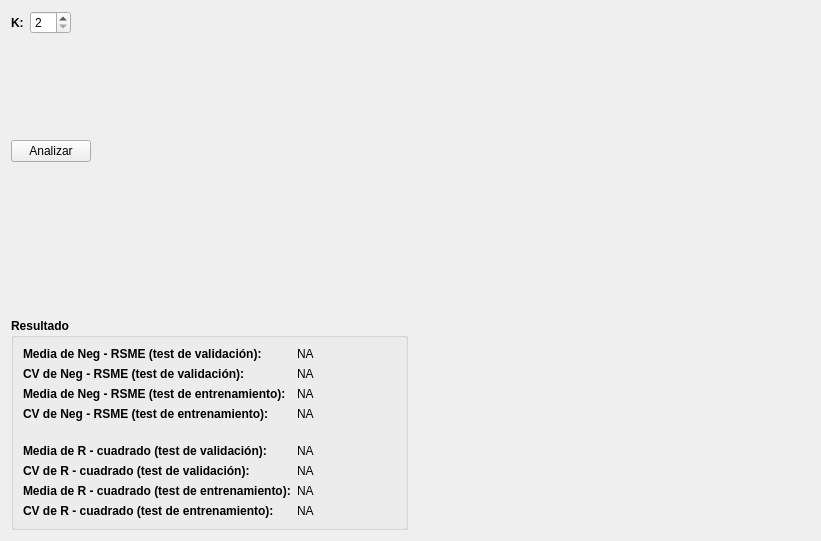
Qt form view/ui/widget_validation_kold.ui (vasha54/apm) before a commit.
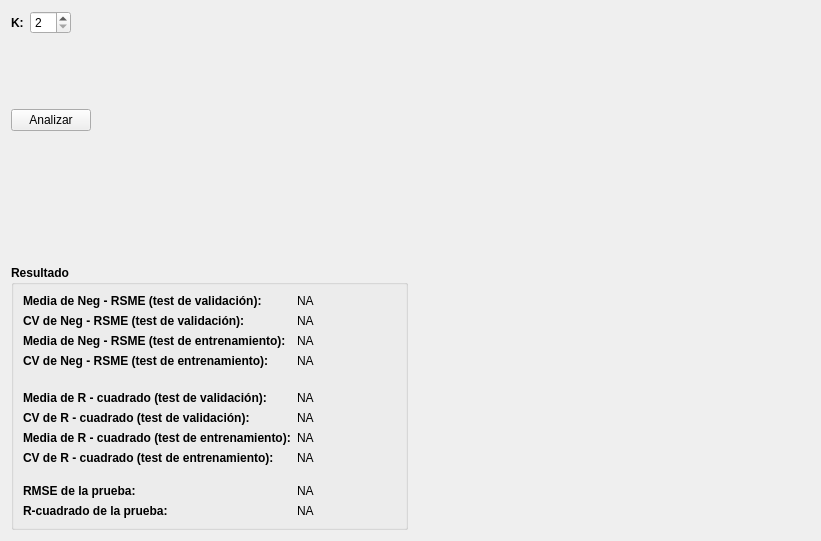
The same form after that commit.

What changed in the file:
```diff
--- a/view/ui/widget_validation_kold.ui
+++ b/view/ui/widget_validation_kold.ui
@@ -498,6 +498,108 @@
         </property>
        </widget>
       </item>
+      <item row="9" column="0">
+       <spacer name="verticalSpacer_6">
+        <property name="orientation">
+         <enum>Qt::Vertical</enum>
+        </property>
+        <property name="sizeHint" stdset="0">
+         <size>
+          <width>20</width>
+          <height>13</height>
+         </size>
+        </property>
+       </spacer>
+      </item>
+      <item row="9" column="1">
+       <spacer name="verticalSpacer_7">
+        <property name="orientation">
+         <enum>Qt::Vertical</enum>
+        </property>
+        <property name="sizeHint" stdset="0">
+         <size>
+          <width>20</width>
+          <height>13</height>
+         </size>
+        </property>
+       </spacer>
+      </item>
+      <item row="10" column="0">
+       <widget class="QLabel" name="label_10">
+        <property name="sizePolicy">
+         <sizepolicy hsizetype="Maximum" vsizetype="Preferred">
+          <horstretch>0</horstretch>
+          <verstretch>0</verstretch>
+         </sizepolicy>
+        </property>
+        <property name="font">
+         <font>
+          <weight>75</weight>
+          <bold>true</bold>
+         </font>
+        </property>
+        <property name="text">
+         <string>RMSE de la prueba:</string>
+        </property>
+       </widget>
+      </item>
+      <item row="10" column="1">
+       <widget class="QLabel" name="lORMSETest">
+        <property name="sizePolicy">
+         <sizepolicy hsizetype="Minimum" vsizetype="Preferred">
+          <horstretch>0</horstretch>
+          <verstretch>0</verstretch>
+         </sizepolicy>
+        </property>
+        <property name="font">
+         <font>
+          <weight>50</weight>
+          <bold>false</bold>
+         </font>
+        </property>
+        <property name="text">
+         <string>NA</string>
+        </property>
+       </widget>
+      </item>
+      <item row="11" column="0">
+       <widget class="QLabel" name="label_11">
+        <property name="sizePolicy">
+         <sizepolicy hsizetype="Maximum" vsizetype="Preferred">
+          <horstretch>0</horstretch>
+          <verstretch>0</verstretch>
+         </sizepolicy>
+        </property>
+        <property name="font">
+         <font>
+          <weight>75</weight>
+          <bold>true</bold>
+         </font>
+        </property>
+        <property name="text">
+         <string>R-cuadrado de la prueba:</string>
+        </property>
+       </widget>
+      </item>
+      <item row="11" column="1">
+       <widget class="QLabel" name="lORSquareTest">
+        <property name="sizePolicy">
+         <sizepolicy hsizetype="Minimum" vsizetype="Preferred">
+          <horstretch>0</horstretch>
+          <verstretch>0</verstretch>
+         </sizepolicy>
+        </property>
+        <property name="font">
+         <font>
+          <weight>50</weight>
+          <bold>false</bold>
+         </font>
+        </property>
+        <property name="text">
+         <string>NA</string>
+        </property>
+       </widget>
+      </item>
      </layout>
     </widget>
    </item>
```
